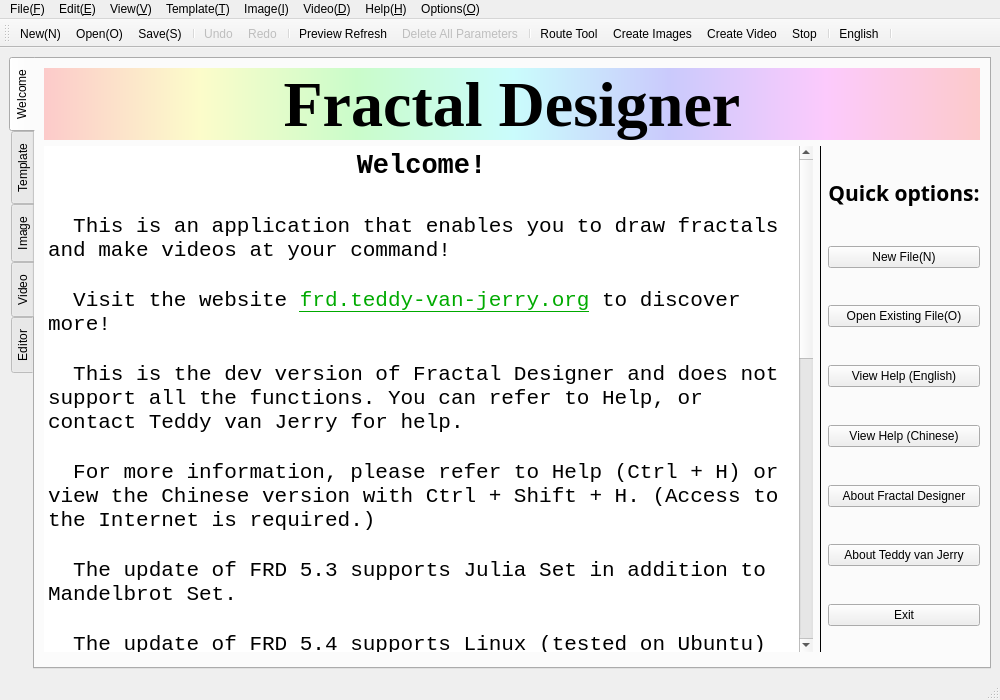
Teddy-van-Jerry/Fractal_Designer, file src/mainwindow.ui: the form before one commit.
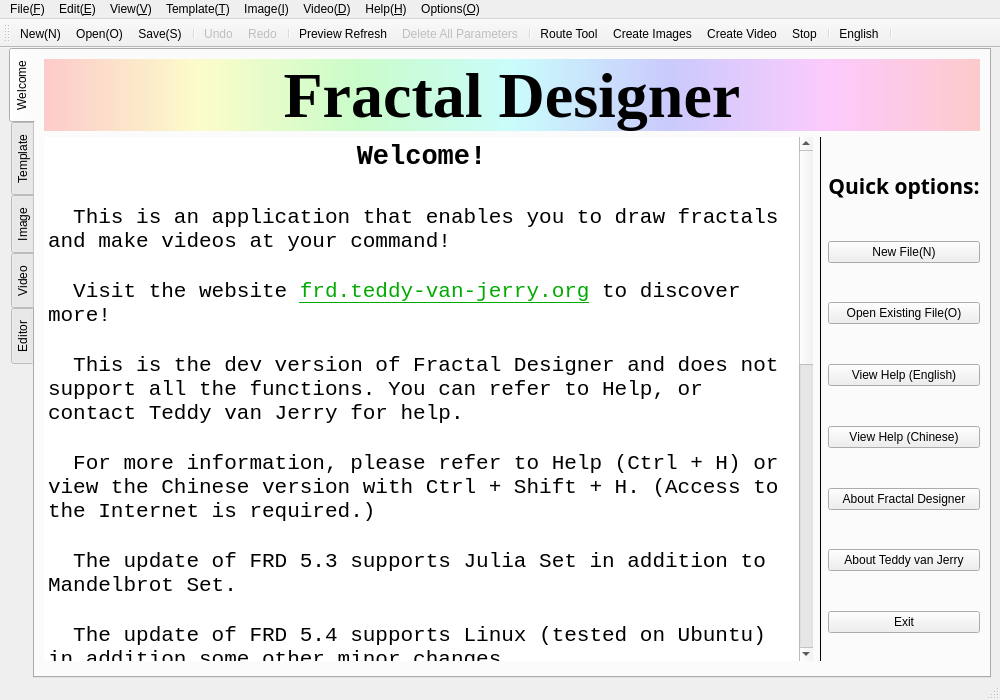
The form after the commit. The open tabs and pages were chosen to show the change. Icons and pictures are not drawn.

Patch:
```diff
--- a/src/mainwindow.ui
+++ b/src/mainwindow.ui
@@ -25,6 +25,12 @@
   </property>
   <widget class="QWidget" name="centralwidget">
    <layout class="QGridLayout" name="gridLayout_2" columnstretch="1">
+    <property name="topMargin">
+     <number>0</number>
+    </property>
+    <property name="bottomMargin">
+     <number>0</number>
+    </property>
     <item row="0" column="0">
      <widget class="QTabWidget" name="Tab">
       <property name="enabled">
@@ -102,7 +108,7 @@
              <string>&lt;!DOCTYPE HTML PUBLIC &quot;-//W3C//DTD HTML 4.0//EN&quot; &quot;http://www.w3.org/TR/REC-html40/strict.dtd&quot;&gt;
 &lt;html&gt;&lt;head&gt;&lt;meta name=&quot;qrichtext&quot; content=&quot;1&quot; /&gt;&lt;style type=&quot;text/css&quot;&gt;
 p, li { white-space: pre-wrap; }
-&lt;/style&gt;&lt;/head&gt;&lt;body style=&quot; font-family:'Consolas'; font-size:9pt; font-weight:400; font-style:normal;&quot;&gt;
+&lt;/style&gt;&lt;/head&gt;&lt;body style=&quot; font-family:'Consolas'; font-size:9.07563pt; font-weight:400; font-style:normal;&quot;&gt;
 &lt;p align=&quot;center&quot; style=&quot; margin-top:0px; margin-bottom:0px; margin-left:0px; margin-right:0px; -qt-block-indent:0; text-indent:0px;&quot;&gt;&lt;span style=&quot; font-size:20pt; font-weight:600;&quot;&gt;Welcome!&lt;/span&gt;&lt;/p&gt;
 &lt;p align=&quot;center&quot; style=&quot;-qt-paragraph-type:empty; margin-top:0px; margin-bottom:0px; margin-left:0px; margin-right:0px; -qt-block-indent:0; text-indent:0px; font-size:20pt; font-weight:600;&quot;&gt;&lt;br /&gt;&lt;/p&gt;
 &lt;p style=&quot; margin-top:0px; margin-bottom:0px; margin-left:0px; margin-right:0px; -qt-block-indent:0; text-indent:0px;&quot;&gt;&lt;span style=&quot; font-size:16pt;&quot;&gt;  This is an application that enables you to draw fractals and make videos at your command!&lt;/span&gt;&lt;/p&gt;
@@ -134,12 +140,12 @@
 &lt;p style=&quot; margin-top:0px; margin-bottom:0px; margin-left:0px; margin-right:0px; -qt-block-indent:0; text-indent:0px;&quot;&gt;&lt;span style=&quot; font-size:16pt; color:#000000;&quot;&gt;  * Bilibili      : &lt;/span&gt;&lt;a href=&quot;https://space.bilibili.com/631883409&quot;&gt;&lt;span style=&quot; font-size:16pt; text-decoration: underline; color:#0000ff;&quot;&gt;Teddy_van_Jerry&lt;/span&gt;&lt;/a&gt;&lt;/p&gt;
 &lt;p style=&quot; margin-top:0px; margin-bottom:0px; margin-left:0px; margin-right:0px; -qt-block-indent:0; text-indent:0px;&quot;&gt;&lt;span style=&quot; font-size:16pt; color:#000000;&quot;&gt;  * E-mail        : &lt;/span&gt;&lt;a href=&quot;mailto:me@teddy-van-jerry.org&quot;&gt;&lt;span style=&quot; font-size:16pt; text-decoration: underline; color:#0000ff;&quot;&gt;me@teddy-van-jerry.org&lt;/span&gt;&lt;/a&gt;&lt;/p&gt;
 &lt;p style=&quot;-qt-paragraph-type:empty; margin-top:0px; margin-bottom:0px; margin-left:0px; margin-right:0px; -qt-block-indent:0; text-indent:0px; font-size:16pt; color:#000000;&quot;&gt;&lt;br /&gt;&lt;/p&gt;
-&lt;p style=&quot; margin-top:0px; margin-bottom:0px; margin-left:0px; margin-right:0px; -qt-block-indent:0; text-indent:0px;&quot;&gt;&lt;span style=&quot; color:#646464;&quot;&gt;    Fractal Designer 6.0 uses:&lt;/span&gt;&lt;/p&gt;
-&lt;p style=&quot; margin-top:0px; margin-bottom:0px; margin-left:0px; margin-right:0px; -qt-block-indent:0; text-indent:0px;&quot;&gt;&lt;span style=&quot; color:#646464;&quot;&gt;     ● FFmpeg&lt;/span&gt;&lt;/p&gt;
-&lt;p style=&quot; margin-top:0px; margin-bottom:0px; margin-left:0px; margin-right:0px; -qt-block-indent:0; text-indent:0px;&quot;&gt;&lt;span style=&quot; color:#646464;&quot;&gt;     ● QScintilla&lt;/span&gt;&lt;/p&gt;
-&lt;p style=&quot; margin-top:0px; margin-bottom:0px; margin-left:0px; margin-right:0px; -qt-block-indent:0; text-indent:0px;&quot;&gt;&lt;span style=&quot; color:#646464;&quot;&gt;     ● Visual Studio 2019 Image Library&lt;/span&gt;&lt;/p&gt;
-&lt;p style=&quot; margin-top:0px; margin-bottom:0px; margin-left:0px; margin-right:0px; -qt-block-indent:0; text-indent:0px;&quot;&gt;&lt;span style=&quot; color:#646464;&quot;&gt;     ● Qt (Community)&lt;/span&gt;&lt;/p&gt;
-&lt;p style=&quot;-qt-paragraph-type:empty; margin-top:0px; margin-bottom:0px; margin-left:0px; margin-right:0px; -qt-block-indent:0; text-indent:0px; color:#646464;&quot;&gt;&lt;br /&gt;&lt;/p&gt;
+&lt;p style=&quot; margin-top:0px; margin-bottom:0px; margin-left:0px; margin-right:0px; -qt-block-indent:0; text-indent:0px;&quot;&gt;&lt;span style=&quot; font-size:9pt; color:#646464;&quot;&gt;    Fractal Designer 6.0 uses:&lt;/span&gt;&lt;/p&gt;
+&lt;p style=&quot; margin-top:0px; margin-bottom:0px; margin-left:0px; margin-right:0px; -qt-block-indent:0; text-indent:0px;&quot;&gt;&lt;span style=&quot; font-size:9pt; color:#646464;&quot;&gt;     ● FFmpeg&lt;/span&gt;&lt;/p&gt;
+&lt;p style=&quot; margin-top:0px; margin-bottom:0px; margin-left:0px; margin-right:0px; -qt-block-indent:0; text-indent:0px;&quot;&gt;&lt;span style=&quot; font-size:9pt; color:#646464;&quot;&gt;     ● QScintilla&lt;/span&gt;&lt;/p&gt;
+&lt;p style=&quot; margin-top:0px; margin-bottom:0px; margin-left:0px; margin-right:0px; -qt-block-indent:0; text-indent:0px;&quot;&gt;&lt;span style=&quot; font-size:9pt; color:#646464;&quot;&gt;     ● Visual Studio 2019 Image Library&lt;/span&gt;&lt;/p&gt;
+&lt;p style=&quot; margin-top:0px; margin-bottom:0px; margin-left:0px; margin-right:0px; -qt-block-indent:0; text-indent:0px;&quot;&gt;&lt;span style=&quot; font-size:9pt; color:#646464;&quot;&gt;     ● Qt (Community)&lt;/span&gt;&lt;/p&gt;
+&lt;p style=&quot;-qt-paragraph-type:empty; margin-top:0px; margin-bottom:0px; margin-left:0px; margin-right:0px; -qt-block-indent:0; text-indent:0px; font-size:9pt; color:#646464;&quot;&gt;&lt;br /&gt;&lt;/p&gt;
 &lt;p style=&quot;-qt-paragraph-type:empty; margin-top:0px; margin-bottom:0px; margin-left:0px; margin-right:0px; -qt-block-indent:0; text-indent:0px; font-size:16pt;&quot;&gt;&lt;br /&gt;&lt;/p&gt;&lt;/body&gt;&lt;/html&gt;</string>
             </property>
             <property name="openExternalLinks">
```
Left out of the diff: 14 changed lines with no effect on the pictures.
